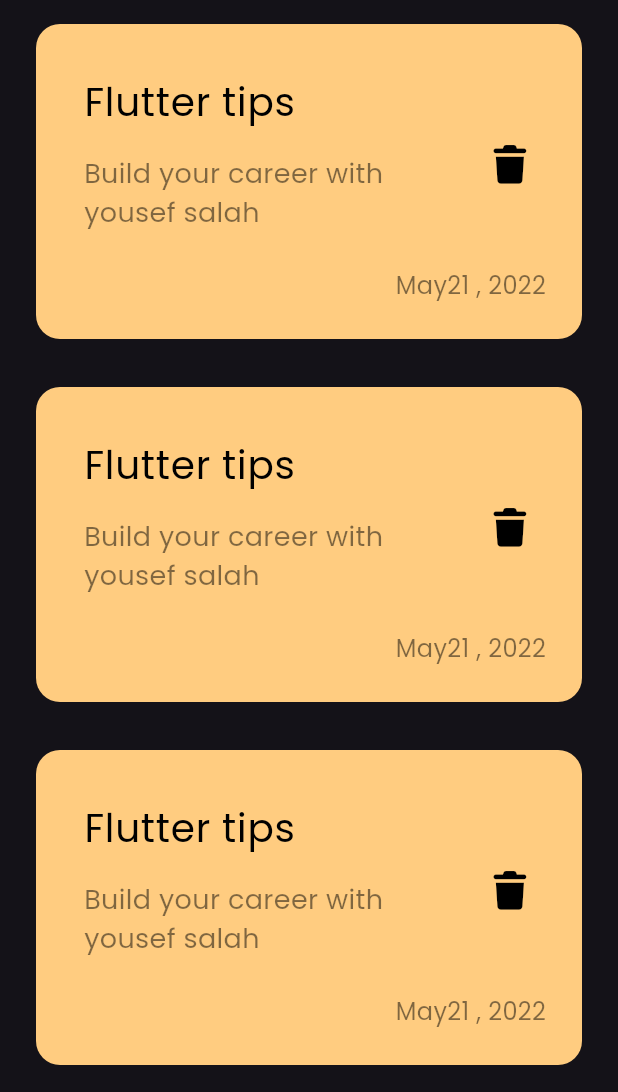
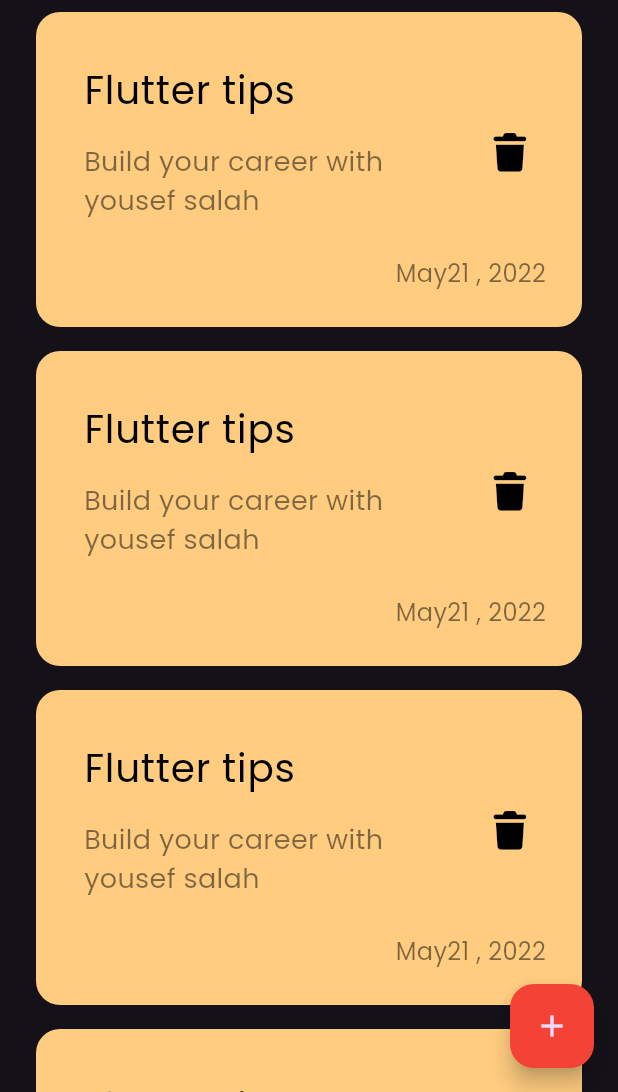
Before and after one commit to Yousef0Salah/notes_app, a Flutter app: the screen it shows after launch, on a phone screen of 412 x 824 dp, the part 144-1236 px from its top. Run offline on Flutter 3.47's test engine with Material 3 defaults, Android fonts, the phone set to English and light mode, and no system bars; our stand-ins replace font_awesome_flutter.

Commit message:
floating action button

```diff
--- a/lib/views/notes_view.dart
+++ b/lib/views/notes_view.dart
@@ -1,4 +1,3 @@
-
 import 'package:flutter/material.dart';
 import 'package:notes/views/widgets/notes_view_body.dart';
 
@@ -8,6 +7,12 @@ class NotesView extends StatelessWidget {
   @override
   Widget build(BuildContext context) {
     return Scaffold(
+      floatingActionButton: FloatingActionButton(
+        backgroundColor: Colors.red,
+        splashColor: Colors.green,
+        onPressed: () {},
+        child: const Icon(Icons.add),
+      ),
       body: NotesViewsBody(),
     );
   }
--- a/lib/views/widgets/custom_note_item.dart
+++ b/lib/views/widgets/custom_note_item.dart
@@ -4,10 +4,11 @@ import 'package:font_awesome_flutter/font_awesome_flutter.dart';
 class NoteItem extends StatelessWidget {
   const NoteItem({super.key});
 
+
   @override
   Widget build(BuildContext context) {
     return Container(
-      margin: EdgeInsets.symmetric(vertical: 16),
+      margin: EdgeInsets.symmetric(vertical: 8),
       padding: const EdgeInsets.only(top: 24, bottom: 24, left: 16),
       decoration: BoxDecoration(
         color: const Color(0xffFFCC80),
```
